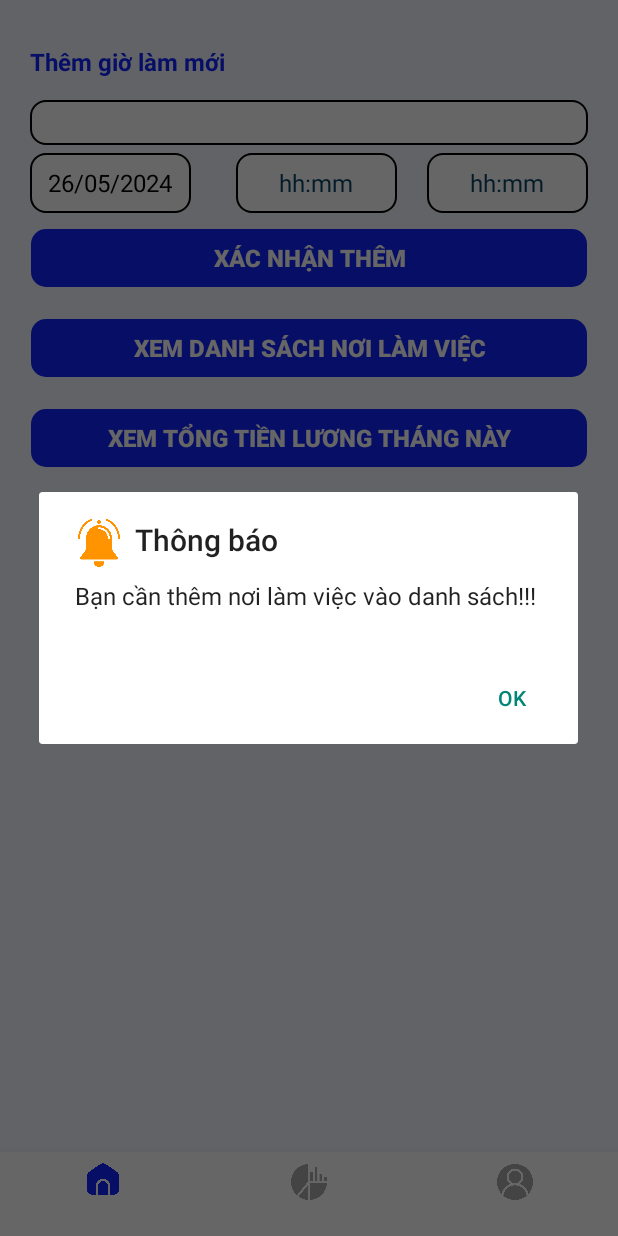
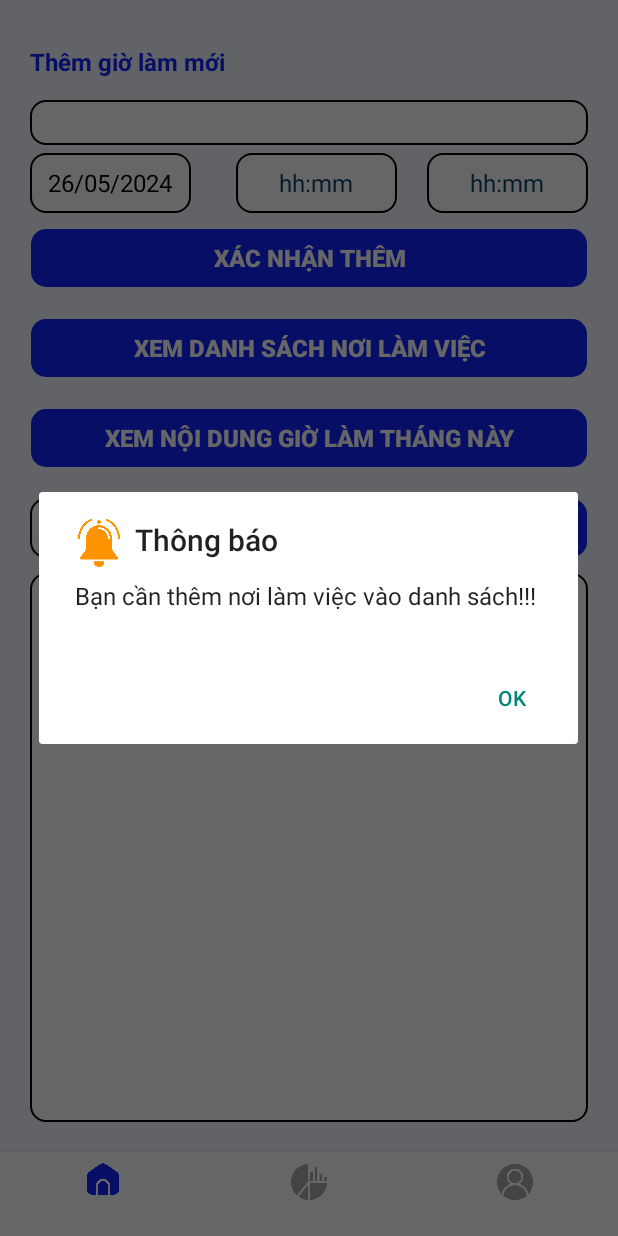
Before and after one commit to diendev03/BudEarn, an Android app: the Fragment_Home screen opened directly, with no data from a screen before it, on a phone screen of 412 x 824 dp. Run offline under Robolectric (Android 15) with nearby library versions, the phone set to English and light mode, and no system bars; our stand-ins replace Firebase (no records; nobody signed in at launch, a user with empty details on screens opened directly).

Commit message:
Completed function copy timwork to clipboard

```diff
--- a/app/src/main/java/com/diev/salarymaster/Fragment/Fragment_Home.java
+++ b/app/src/main/java/com/diev/salarymaster/Fragment/Fragment_Home.java
@@ -4,6 +4,9 @@ import static android.content.Context.MODE_PRIVATE;
 
 import android.app.DatePickerDialog;
 import android.app.TimePickerDialog;
+import android.content.ClipData;
+import android.content.ClipboardManager;
+import android.content.Context;
 import android.content.Intent;
 import android.content.SharedPreferences;
 import android.os.Bundle;
@@ -13,10 +16,11 @@ import android.view.ViewGroup;
 import android.widget.AdapterView;
 import android.widget.Button;
 import android.widget.DatePicker;
-import android.widget.ProgressBar;
+import android.widget.EditText;
 import android.widget.Spinner;
 import android.widget.TextView;
 import android.widget.TimePicker;
+import android.widget.Toast;
 
 import androidx.annotation.NonNull;
 import androidx.fragment.app.Fragment;
@@ -34,10 +38,15 @@ import com.google.firebase.database.DatabaseReference;
 import com.google.firebase.database.FirebaseDatabase;
 import com.google.firebase.database.ValueEventListener;
 
+import java.text.ParseException;
 import java.text.SimpleDateFormat;
 import java.util.ArrayList;
 import java.util.Calendar;
+import java.util.Date;
+import java.util.HashMap;
+import java.util.List;
 import java.util.Locale;
+import java.util.Map;
 
 /**
  * A simple {@link Fragment} subclass.
@@ -89,11 +98,12 @@ public class Fragment_Home extends Fragment {
     public static String SHARED_PRE = "shared_pre";
     public static String uuid = "uuid";
     private String userId;
-    private Business selectedBusiness;
-    private Button btn_businessList, btn_addWorkTime;
+    private Business selectedBusiness,selectedBusiness_docx;
+    private Button btn_businessList, btn_addWorkTime, btn_copy;
     private TextView tvDate, tvTimeStart, tvTimeFinish;
-    private Spinner sp_business;
-    private ProgressBar progressBar_spinner;
+    private EditText edt_docx;
+    private Spinner sp_business, sp_business_docx;
+    private ArrayList<TimeWork> dataTimeWork = new ArrayList<>();
 
 
     ArrayList<Business> companies = new ArrayList<>();
@@ -108,7 +118,7 @@ public class Fragment_Home extends Fragment {
         // Lấy userId từ SharedPreferences
         SharedPreferences sharedPreferences = requireContext().getSharedPreferences(SHARED_PRE, MODE_PRIVATE); // Thay đổi để sử dụng requireContext()
         userId = sharedPreferences.getString(uuid, "");
-
+        getDataTimework();
         setEvent();
         setCurrentDate();
         getCompanies(userId);
@@ -119,13 +129,16 @@ public class Fragment_Home extends Fragment {
         tvDate = view.findViewById(R.id.tv_home_date);
         tvTimeStart = view.findViewById(R.id.tv_home_timestart);
         tvTimeFinish = view.findViewById(R.id.tv_home_timefinish);
+        edt_docx = view.findViewById(R.id.edt_home_docx);
         btn_businessList =view.findViewById(R.id.btn_home_workList);
         btn_addWorkTime = view.findViewById(R.id.btn_home_addWorkTime);
+        btn_copy = view.findViewById(R.id.btn_home_copy);
         sp_business = view.findViewById(R.id.sp_home_business);
-        progressBar_spinner = view.findViewById(R.id.progressBar_home_spinner);
+        sp_business_docx = view.findViewById(R.id.sp_home_business1);
         // Khởi tạo adapter cho Spinner
         businessAdapter = new SpinnerBusinessAdapter(requireContext(), companies); // Sử dụng requireContext()
         sp_business.setAdapter(businessAdapter); // Thiết lập adapter cho Spinner
+        sp_business_docx.setAdapter(businessAdapter); // Thiết lập adapter cho Spinner
     }
 
     private void setEvent() {
@@ -174,8 +187,122 @@ public class Fragment_Home extends Fragment {
                 // Xử lý khi không có gì được chọn
             }
         });
+        sp_business_docx.setOnItemSelectedListener(new AdapterView.OnItemSelectedListener() {
+            @Override
+            public void onItemSelected(AdapterView<?> parent, View view, int position, long id) {
+                selectedBusiness_docx = (Business) parent.getItemAtPosition(position);
 
+                List<String> formattedList = formatTimeWorkList(filterData(dataTimeWork,selectedBusiness_docx.getId()));
+
+                // Chuyển đổi danh sách đã định dạng thành một chuỗi duy nhất
+                String formattedString = convertListToString(formattedList);
+
+                // Thiết lập dữ liệu cho EditText
+                edt_docx.setText(formattedString);
+            }
+
+            @Override
+            public void onNothingSelected(AdapterView<?> parent) {
+                // Xử lý khi không có gì được chọn
+            }
+        });
+        btn_copy.setOnClickListener(new View.OnClickListener() {
+            @Override
+            public void onClick(View v) {
+                copyTextToClipboard(edt_docx.getText().toString());
+            }
+        });
+    }// Hàm sao chép nội dung vào bộ nhớ tạm
+    private void copyTextToClipboard(String text) {
+        ClipboardManager clipboard = (ClipboardManager) requireContext().getSystemService(Context.CLIPBOARD_SERVICE);
+        ClipData clip = ClipData.newPlainText("formattedText", text);
+        clipboard.setPrimaryClip(clip);
+
+        Toast.makeText(requireContext(), "Text copied to clipboard", Toast.LENGTH_SHORT).show();
     }
+    public List<String> formatTimeWorkList(List<TimeWork> timeWorkList) {
+        Map<String, List<TimeWork>> groupedData = new HashMap<>();
+        for (TimeWork timeWork : timeWorkList) {
+            String date = timeWork.getDate();
+            if (!groupedData.containsKey(date)) {
+                groupedData.put(date, new ArrayList<>());
+            }
+            groupedData.get(date).add(timeWork);
+        }
+
+        List<String> formattedList = new ArrayList<>();
+        for (Map.Entry<String, List<TimeWork>> entry : groupedData.entrySet()) {
+            StringBuilder formatted = new StringBuilder(entry.getKey() + ": ");
+            List<TimeWork> works = entry.getValue();
+            for (int i = 0; i < works.size(); i++) {
+                formatted.append(works.get(i).getFormattedTime());
+                if (i < works.size() - 1) {
+                    formatted.append(" & ");
+                }
+            }
+            formattedList.add(formatted.toString());
+        }
+
+        return formattedList;
+    }
+
+    // Hàm convertListToString
+    public String convertListToString(List<String> formattedList) {
+        StringBuilder stringBuilder = new StringBuilder();
+        for (String formatted : formattedList) {
+            stringBuilder.append(formatted).append("\n");
+        }
+        return stringBuilder.toString();
+    }
+    private static ArrayList<TimeWork> filterData(ArrayList<TimeWork> timeWorks, String business) {
+        // Lấy thời gian hiện tại
+        Calendar calendar = Calendar.getInstance();
+        int currentYear = calendar.get(Calendar.YEAR);
+        int currentMonth = calendar.get(Calendar.MONTH) + 1;
+
+        ArrayList<TimeWork> filteredList = new ArrayList<>();
+        SimpleDateFormat sdf = new SimpleDateFormat("dd/MM/yyyy");
+
+        for (TimeWork timeWork : timeWorks) {
+            try {
+                Date date = sdf.parse(timeWork.getDate());
+                Calendar timeWorkCalendar = Calendar.getInstance();
+                timeWorkCalendar.setTime(date);
+
+                int year = timeWorkCalendar.get(Calendar.YEAR);
+                int month = timeWorkCalendar.get(Calendar.MONTH) + 1;
+
+                if (year == currentYear && month == currentMonth && timeWork.getBusiness().equals(business)) {
+                    filteredList.add(timeWork);
+                }
+            } catch (ParseException e) {
+                e.printStackTrace();
+            }
+        }
+
+        return filteredList;
+    }
+    private void getDataTimework() {
+        DatabaseReference databaseReference = FirebaseDatabase.getInstance().getReference("TimeWork").child(userId);
+        databaseReference.addValueEventListener(new ValueEventListener() {
+            @Override
+            public void onDataChange(@NonNull DataSnapshot snapshot) {
+                dataTimeWork.clear();
+                for (DataSnapshot dataSnapshot : snapshot.getChildren()) {
+                    TimeWork timeWork = dataSnapshot.getValue(TimeWork.class);
+                    if (timeWork != null) {
+                        dataTimeWork.add(timeWork);
+                    }
+                }
+            }
+
+            @Override
+            public void onCancelled(@NonNull DatabaseError error) {
+                // Handle error
+            }
+        });
+    }
+
     private void createTimeWork(TimeWork timeWork){
         FirebaseDatabase database=FirebaseDatabase.getInstance();
         DatabaseReference tw=database.getReference("TimeWork").child(userId);
@@ -237,7 +364,6 @@ public class Fragment_Home extends Fragment {
 
     private void getCompanies(String userId) {
         sp_business.setVisibility(View.VISIBLE);
-        sp_business.setVisibility(View.GONE);
         DatabaseReference databaseReference = FirebaseDatabase.getInstance().getReference("Business").child(userId);
         databaseReference.addValueEventListener(new ValueEventListener() {
             @Override
@@ -251,7 +377,6 @@ public class Fragment_Home extends Fragment {
                 }
                 businessAdapter.notifyDataSetChanged(); // Thông báo cho adapter rằng dữ liệu đã thay đổi
                 sp_business.setVisibility(View.VISIBLE);
-                progressBar_spinner.setVisibility(View.GONE);
                 if (companies.size() == 0) {
                     InformationAlert alert = new InformationAlert("Bạn cần thêm nơi làm việc vào danh sách!!!");
                     alert.show(getParentFragmentManager(), "custom_dialog_fragment"); // Sử dụng getParentFragmentManager()
--- a/app/src/main/java/com/diev/salarymaster/Fragment/Fragment_Statictis.java
+++ b/app/src/main/java/com/diev/salarymaster/Fragment/Fragment_Statictis.java
@@ -366,7 +366,6 @@ public class Fragment_Statictis extends Fragment {
                 double totalWage = entry.getValue();
                 pieEntries.add(new PieEntry((float) totalWage, businessName)); // Use actual business names
             }
-
             PieDataSet pieDataSet = new PieDataSet(pieEntries, "");
             pieDataSet.setColors(ColorTemplate.MATERIAL_COLORS);
             PieData pieData = new PieData(pieDataSet);
--- a/app/src/main/java/com/diev/salarymaster/Model/TimeWork.java
+++ b/app/src/main/java/com/diev/salarymaster/Model/TimeWork.java
@@ -81,4 +81,7 @@ public class TimeWork {
     public void setFinish(String finish) {
         this.finish = finish;
     }
+    public String getFormattedTime() {
+        return start + " - " + finish;
+    }
 }
--- a/app/src/main/res/layout/fragment_home.xml
+++ b/app/src/main/res/layout/fragment_home.xml
@@ -40,8 +40,8 @@
                 android:id="@+id/sp_home_business"
                 android:layout_width="match_parent"
                 android:layout_height="40dp"
+                android:layout_centerInParent="true"
                 android:layout_marginBottom="10dp"
-                android:layout_centerInParent="true"
                 android:background="@drawable/selector_square"
                 android:gravity="center" />
         </RelativeLayout>
@@ -50,11 +50,11 @@
         <LinearLayout
             android:layout_width="match_parent"
             android:layout_height="wrap_content"
+            android:layout_marginBottom="10dp"
             android:background="@color/background"
             android:gravity="center"
             android:orientation="horizontal"
-            android:weightSum="9"
-            android:layout_marginBottom="10dp">
+            android:weightSum="9">
 
             <TextView
                 android:id="@+id/tv_home_date"
@@ -119,6 +119,7 @@
             android:background="@drawable/selector_button_normal"
             android:text="Xem danh sách nơi làm việc"
             tools:ignore="HardcodedText" />
+
         <Button
             android:id="@+id/btn_home_salary"
             style="@style/ButtonNormal"
@@ -126,8 +127,46 @@
             android:layout_height="40dp"
             android:layout_marginBottom="20dp"
             android:background="@drawable/selector_button_normal"
-            android:text="Xem tổng tiền lương tháng này"
+            android:text="Xem nội dung giờ làm tháng này"
             tools:ignore="HardcodedText" />
+
+        <LinearLayout
+            android:layout_width="match_parent"
+            android:layout_height="wrap_content"
+            android:layout_marginBottom="10dp"
+            android:orientation="horizontal"
+            android:weightSum="10">
+
+            <Spinner
+                android:id="@+id/sp_home_business1"
+                android:layout_width="0dp"
+                android:layout_height="40dp"
+                android:layout_centerInParent="true"
+                android:layout_marginEnd="10dp"
+                android:layout_weight="7"
+                android:background="@drawable/selector_square"
+                android:gravity="center" />
+
+            <Button
+                android:id="@+id/btn_home_copy"
+                style="@style/ButtonNormal"
+                android:layout_width="0dp"
+                android:layout_height="40dp"
+                android:layout_gravity="end"
+                android:layout_marginStart="10dp"
+                android:layout_weight="3"
+                android:background="@drawable/selector_button_normal"
+                android:text="COPY"
+                tools:ignore="HardcodedText" />
+
+        </LinearLayout>
+
+        <EditText
+            android:id="@+id/edt_home_docx"
+            android:layout_width="match_parent"
+            android:layout_height="match_parent"
+            android:paddingHorizontal="10dp"
+            android:background="@drawable/selector_square" />
     </LinearLayout>
 
 </FrameLayout>
```
